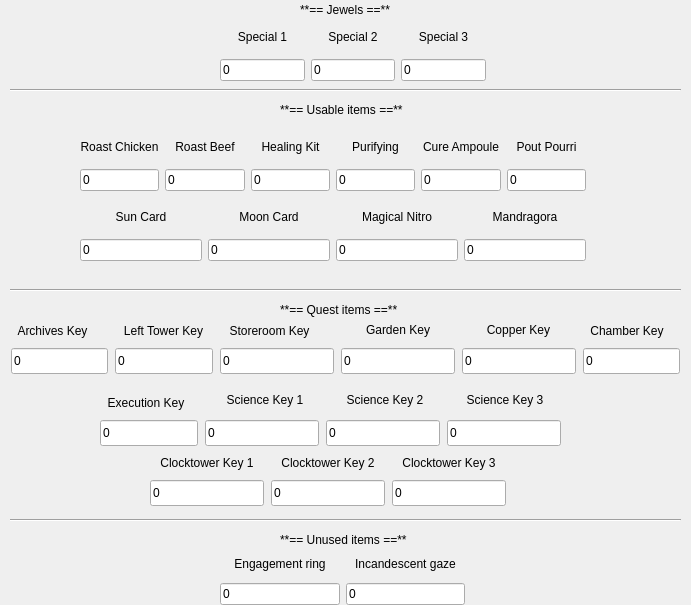
First picture: the form in ui/items.ui, repository blazkowolf/cv64_save_editor, before the edit.
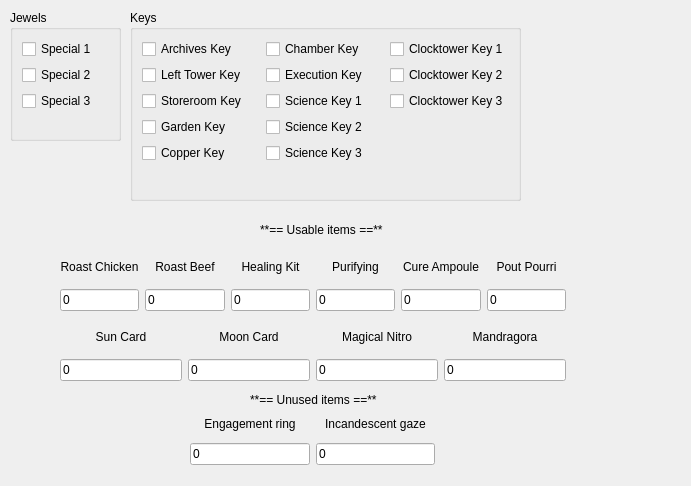
Second picture: the form after the edit.

Commit message: refactor: use checkboxes for unique items

```diff
--- a/ui/items.ui
+++ b/ui/items.ui
@@ -2,74 +2,19 @@
 <ui version="4.0">
  <class>ItemsForm</class>
  <widget class="QWidget" name="ItemsForm">
-  <widget class="QWidget" name="gridLayoutWidget_9">
-   <property name="geometry">
-    <rect>
-     <x>220</x>
-     <y>20</y>
-     <width>266</width>
-     <height>61</height>
-    </rect>
-   </property>
-   <layout class="QGridLayout" name="gridJewels">
-    <item row="1" column="4">
-     <widget class="QLabel" name="labelItemsSpecial3">
-      <property name="text">
-       <string>Special 3</string>
-      </property>
-      <property name="alignment">
-       <set>Qt::AlignmentFlag::AlignCenter</set>
-      </property>
-     </widget>
-    </item>
-    <item row="2" column="4">
-     <widget class="QLineEdit" name="leItemsSpecial3">
-      <property name="text">
-       <string>0</string>
-      </property>
-     </widget>
-    </item>
-    <item row="1" column="1">
-     <widget class="QLabel" name="labelItemsSpecial1">
-      <property name="text">
-       <string>Special 1</string>
-      </property>
-      <property name="alignment">
-       <set>Qt::AlignmentFlag::AlignCenter</set>
-      </property>
-     </widget>
-    </item>
-    <item row="2" column="3">
-     <widget class="QLineEdit" name="leItemsSpecial2">
-      <property name="text">
-       <string>0</string>
-      </property>
-     </widget>
-    </item>
-    <item row="2" column="1">
-     <widget class="QLineEdit" name="leItemsSpecial1">
-      <property name="text">
-       <string>0</string>
-      </property>
-     </widget>
-    </item>
-    <item row="1" column="3">
-     <widget class="QLabel" name="labelItemsSpecial2">
-      <property name="text">
-       <string>Special 2</string>
-      </property>
-      <property name="alignment">
-       <set>Qt::AlignmentFlag::AlignCenter</set>
-      </property>
-     </widget>
-    </item>
-   </layout>
-  </widget>
+  <property name="geometry">
+   <rect>
+    <x>0</x>
+    <y>0</y>
+    <width>691</width>
+    <height>486</height>
+   </rect>
+  </property>
   <widget class="QWidget" name="gridLayoutWidget_10">
    <property name="geometry">
     <rect>
-     <x>80</x>
-     <y>130</y>
+     <x>60</x>
+     <y>250</y>
      <width>506</width>
      <height>61</height>
     </rect>
@@ -182,8 +127,8 @@
   <widget class="QWidget" name="gridLayoutWidget_11">
    <property name="geometry">
     <rect>
-     <x>80</x>
-     <y>200</y>
+     <x>60</x>
+     <y>320</y>
      <width>506</width>
      <height>61</height>
     </rect>
@@ -262,8 +207,8 @@
   <widget class="QWidget" name="gridLayoutWidget_13">
    <property name="geometry">
     <rect>
-     <x>220</x>
-     <y>550</y>
+     <x>190</x>
+     <y>410</y>
      <width>245</width>
      <height>55</height>
     </rect>
@@ -308,8 +253,8 @@
   <widget class="QLabel" name="labelTitleUnusedItems">
    <property name="geometry">
     <rect>
-     <x>280</x>
-     <y>530</y>
+     <x>250</x>
+     <y>390</y>
      <width>151</width>
      <height>20</height>
     </rect>
@@ -321,82 +266,11 @@
     <enum>Qt::TextFormat::MarkdownText</enum>
    </property>
   </widget>
-  <widget class="QLabel" name="labelTitleJewels">
-   <property name="geometry">
-    <rect>
-     <x>300</x>
-     <y>0</y>
-     <width>101</width>
-     <height>20</height>
-    </rect>
-   </property>
-   <property name="text">
-    <string>**== Jewels ==**</string>
-   </property>
-   <property name="textFormat">
-    <enum>Qt::TextFormat::MarkdownText</enum>
-   </property>
-  </widget>
-  <widget class="QLabel" name="labelTitleQuestItems">
-   <property name="geometry">
-    <rect>
-     <x>280</x>
-     <y>300</y>
-     <width>151</width>
-     <height>20</height>
-    </rect>
-   </property>
-   <property name="text">
-    <string>**== Quest items ==**</string>
-   </property>
-   <property name="textFormat">
-    <enum>Qt::TextFormat::MarkdownText</enum>
-   </property>
-  </widget>
-  <widget class="Line" name="line_2">
-   <property name="geometry">
-    <rect>
-     <x>10</x>
-     <y>510</y>
-     <width>671</width>
-     <height>20</height>
-    </rect>
-   </property>
-   <property name="orientation">
-    <enum>Qt::Orientation::Horizontal</enum>
-   </property>
-  </widget>
-  <widget class="Line" name="line_3">
-   <property name="geometry">
-    <rect>
-     <x>10</x>
-     <y>280</y>
-     <width>671</width>
-     <height>20</height>
-    </rect>
-   </property>
-   <property name="orientation">
-    <enum>Qt::Orientation::Horizontal</enum>
-   </property>
-  </widget>
-  <widget class="Line" name="line_4">
-   <property name="geometry">
-    <rect>
-     <x>10</x>
-     <y>80</y>
-     <width>671</width>
-     <height>20</height>
-    </rect>
-   </property>
-   <property name="orientation">
-    <enum>Qt::Orientation::Horizontal</enum>
-   </property>
-  </widget>
   <widget class="QLabel" name="labelTitleUsableItems">
    <property name="geometry">
     <rect>
-     <x>280</x>
-     <y>100</y>
+     <x>260</x>
+     <y>220</y>
      <width>151</width>
      <height>20</height>
     </rect>
@@ -408,382 +282,181 @@
     <enum>Qt::TextFormat::MarkdownText</enum>
    </property>
   </widget>
-  <widget class="QLineEdit" name="leKeyGarden">
+  <widget class="QGroupBox" name="gbJewels">
    <property name="geometry">
     <rect>
-     <x>341</x>
-     <y>348</y>
-     <width>114</width>
-     <height>26</height>
+     <x>10</x>
+     <y>10</y>
+     <width>111</width>
+     <height>131</height>
     </rect>
    </property>
-   <property name="text">
-    <string>0</string>
+   <property name="title">
+    <string>Jewels</string>
    </property>
+   <layout class="QVBoxLayout" name="verticalLayout">
+    <item>
+     <layout class="QVBoxLayout" name="vlJewels">
+      <item>
+       <widget class="QCheckBox" name="chbSpecial1">
+        <property name="text">
+         <string>Special 1</string>
+        </property>
+       </widget>
+      </item>
+      <item>
+       <widget class="QCheckBox" name="chbSpecial2">
+        <property name="text">
+         <string>Special 2</string>
+        </property>
+       </widget>
+      </item>
+      <item>
+       <widget class="QCheckBox" name="chbSpecial3">
+        <property name="text">
+         <string>Special 3</string>
+        </property>
+       </widget>
+      </item>
+     </layout>
+    </item>
+    <item>
+     <spacer name="verticalSpacer_2">
+      <property name="orientation">
+       <enum>Qt::Orientation::Vertical</enum>
+      </property>
+      <property name="sizeHint" stdset="0">
+       <size>
+        <width>20</width>
+        <height>40</height>
+       </size>
+      </property>
+     </spacer>
+    </item>
+   </layout>
   </widget>
-  <widget class="QLabel" name="labelCopper">
+  <widget class="QGroupBox" name="gbKeys">
    <property name="geometry">
     <rect>
-     <x>480</x>
-     <y>320</y>
-     <width>77</width>
-     <height>20</height>
+     <x>130</x>
+     <y>10</y>
+     <width>391</width>
+     <height>191</height>
     </rect>
    </property>
-   <property name="text">
-    <string>Copper Key</string>
+   <property name="title">
+    <string>Keys</string>
    </property>
-   <property name="alignment">
-    <set>Qt::AlignmentFlag::AlignCenter</set>
-   </property>
-  </widget>
-  <widget class="QLabel" name="labelLeftTowerKey">
-   <property name="geometry">
-    <rect>
-     <x>115</x>
-     <y>321</y>
-     <width>97</width>
-     <height>20</height>
-    </rect>
-   </property>
-   <property name="text">
-    <string>Left Tower Key</string>
-   </property>
-   <property name="alignment">
-    <set>Qt::AlignmentFlag::AlignCenter</set>
-   </property>
-  </widget>
-  <widget class="QLabel" name="labelClockTower1">
-   <property name="geometry">
-    <rect>
-     <x>150</x>
-     <y>453</y>
-     <width>114</width>
-     <height>20</height>
-    </rect>
-   </property>
-   <property name="text">
-    <string>Clocktower Key 1</string>
-   </property>
-   <property name="alignment">
-    <set>Qt::AlignmentFlag::AlignCenter</set>
-   </property>
-  </widget>
-  <widget class="QLabel" name="labelExecution">
-   <property name="geometry">
-    <rect>
-     <x>100</x>
-     <y>393</y>
-     <width>92</width>
-     <height>20</height>
-    </rect>
-   </property>
-   <property name="text">
-    <string>Execution Key</string>
-   </property>
-   <property name="alignment">
-    <set>Qt::AlignmentFlag::AlignCenter</set>
-   </property>
-  </widget>
-  <widget class="QLabel" name="labelScience1">
-   <property name="geometry">
-    <rect>
-     <x>220</x>
-     <y>390</y>
-     <width>90</width>
-     <height>20</height>
-    </rect>
-   </property>
-   <property name="text">
-    <string>Science Key 1</string>
-   </property>
-   <property name="alignment">
-    <set>Qt::AlignmentFlag::AlignCenter</set>
-   </property>
-  </widget>
-  <widget class="QLabel" name="labelScience3">
-   <property name="geometry">
-    <rect>
-     <x>460</x>
-     <y>390</y>
-     <width>90</width>
-     <height>20</height>
-    </rect>
-   </property>
-   <property name="text">
-    <string>Science Key 3</string>
-   </property>
-   <property name="alignment">
-    <set>Qt::AlignmentFlag::AlignCenter</set>
-   </property>
-  </widget>
-  <widget class="QLabel" name="labelClockTower3">
-   <property name="geometry">
-    <rect>
-     <x>392</x>
-     <y>453</y>
-     <width>114</width>
-     <height>20</height>
-    </rect>
-   </property>
-   <property name="text">
-    <string>Clocktower Key 3</string>
-   </property>
-   <property name="alignment">
-    <set>Qt::AlignmentFlag::AlignCenter</set>
-   </property>
-  </widget>
-  <widget class="QLabel" name="labelClockTower2">
-   <property name="geometry">
-    <rect>
-     <x>271</x>
-     <y>453</y>
-     <width>114</width>
-     <height>20</height>
-    </rect>
-   </property>
-   <property name="text">
-    <string>Clocktower Key 2</string>
-   </property>
-   <property name="alignment">
-    <set>Qt::AlignmentFlag::AlignCenter</set>
-   </property>
-  </widget>
-  <widget class="QLineEdit" name="leKeyChamber">
-   <property name="geometry">
-    <rect>
-     <x>583</x>
-     <y>348</y>
-     <width>97</width>
-     <height>26</height>
-    </rect>
-   </property>
-   <property name="text">
-    <string>0</string>
-   </property>
-  </widget>
-  <widget class="QLineEdit" name="leKeyArchives">
-   <property name="geometry">
-    <rect>
-     <x>11</x>
-     <y>348</y>
-     <width>97</width>
-     <height>26</height>
-    </rect>
-   </property>
-   <property name="text">
-    <string>0</string>
-   </property>
-  </widget>
-  <widget class="QLineEdit" name="leKeyClocktower2">
-   <property name="geometry">
-    <rect>
-     <x>271</x>
-     <y>480</y>
-     <width>114</width>
-     <height>26</height>
-    </rect>
-   </property>
-   <property name="text">
-    <string>0</string>
-   </property>
-  </widget>
-  <widget class="QLineEdit" name="leKeyCopper">
-   <property name="geometry">
-    <rect>
-     <x>462</x>
-     <y>348</y>
-     <width>114</width>
-     <height>26</height>
-    </rect>
-   </property>
-   <property name="text">
-    <string>0</string>
-   </property>
-  </widget>
-  <widget class="QLabel" name="labelGardenKey">
-   <property name="geometry">
-    <rect>
-     <x>360</x>
-     <y>320</y>
-     <width>76</width>
-     <height>20</height>
-    </rect>
-   </property>
-   <property name="text">
-    <string>Garden Key</string>
-   </property>
-   <property name="alignment">
-    <set>Qt::AlignmentFlag::AlignCenter</set>
-   </property>
-  </widget>
-  <widget class="QLabel" name="labelChamber">
-   <property name="geometry">
-    <rect>
-     <x>583</x>
-     <y>321</y>
-     <width>88</width>
-     <height>20</height>
-    </rect>
-   </property>
-   <property name="text">
-    <string>Chamber Key</string>
-   </property>
-   <property name="alignment">
-    <set>Qt::AlignmentFlag::AlignCenter</set>
-   </property>
-  </widget>
-  <widget class="QLineEdit" name="leKeyScience1">
-   <property name="geometry">
-    <rect>
-     <x>205</x>
-     <y>420</y>
-     <width>114</width>
-     <height>26</height>
-    </rect>
-   </property>
-   <property name="text">
-    <string>0</string>
-   </property>
-  </widget>
-  <widget class="QLineEdit" name="leKeyClocktower1">
-   <property name="geometry">
-    <rect>
-     <x>150</x>
-     <y>480</y>
-     <width>114</width>
-     <height>26</height>
-    </rect>
-   </property>
-   <property name="text">
-    <string>0</string>
-   </property>
-  </widget>
-  <widget class="QLineEdit" name="leKeyStoreroom">
-   <property name="geometry">
-    <rect>
-     <x>220</x>
-     <y>348</y>
-     <width>114</width>
-     <height>26</height>
-    </rect>
-   </property>
-   <property name="text">
-    <string>0</string>
-   </property>
-  </widget>
-  <widget class="QLabel" name="labelStoreroom">
-   <property name="geometry">
-    <rect>
-     <x>220</x>
-     <y>321</y>
-     <width>99</width>
-     <height>20</height>
-    </rect>
-   </property>
-   <property name="text">
-    <string>Storeroom Key</string>
-   </property>
-   <property name="alignment">
-    <set>Qt::AlignmentFlag::AlignCenter</set>
-   </property>
-  </widget>
-  <widget class="QLineEdit" name="leKeyScience2">
-   <property name="geometry">
-    <rect>
-     <x>326</x>
-     <y>420</y>
-     <width>114</width>
-     <height>26</height>
-    </rect>
-   </property>
-   <property name="text">
-    <string>0</string>
-   </property>
-  </widget>
-  <widget class="QLineEdit" name="leKeyLeftTower">
-   <property name="geometry">
-    <rect>
-     <x>115</x>
-     <y>348</y>
-     <width>98</width>
-     <height>26</height>
-    </rect>
-   </property>
-   <property name="text">
-    <string>0</string>
-   </property>
-  </widget>
-  <widget class="QLabel" name="labelScience2">
-   <property name="geometry">
-    <rect>
-     <x>340</x>
-     <y>390</y>
-     <width>90</width>
-     <height>20</height>
-    </rect>
-   </property>
-   <property name="text">
-    <string>Science Key 2</string>
-   </property>
-   <property name="alignment">
-    <set>Qt::AlignmentFlag::AlignCenter</set>
-   </property>
-  </widget>
-  <widget class="QLineEdit" name="leKeyScience3">
-   <property name="geometry">
-    <rect>
-     <x>447</x>
-     <y>420</y>
-     <width>114</width>
-     <height>26</height>
-    </rect>
-   </property>
-   <property name="text">
-    <string>0</string>
-   </property>
-  </widget>
-  <widget class="QLabel" name="labelArchivesKey">
-   <property name="geometry">
-    <rect>
-     <x>11</x>
-     <y>321</y>
-     <width>83</width>
-     <height>20</height>
-    </rect>
-   </property>
-   <property name="text">
-    <string>Archives Key</string>
-   </property>
-   <property name="alignment">
-    <set>Qt::AlignmentFlag::AlignCenter</set>
-   </property>
-  </widget>
-  <widget class="QLineEdit" name="leKeyClocktower3">
-   <property name="geometry">
-    <rect>
-     <x>392</x>
-     <y>480</y>
-     <width>114</width>
-     <height>26</height>
-    </rect>
-   </property>
-   <property name="text">
-    <string>0</string>
-   </property>
-  </widget>
-  <widget class="QLineEdit" name="leKeyExecution">
-   <property name="geometry">
-    <rect>
-     <x>100</x>
-     <y>420</y>
-     <width>98</width>
-     <height>26</height>
-    </rect>
-   </property>
-   <property name="text">
-    <string>0</string>
-   </property>
+   <layout class="QVBoxLayout" name="verticalLayout_2">
+    <item>
+     <layout class="QGridLayout" name="glKeys">
+      <item row="0" column="0">
+       <widget class="QCheckBox" name="chbArchivesKey">
+        <property name="text">
+         <string>Archives Key</string>
+        </property>
+       </widget>
+      </item>
+      <item row="0" column="1">
+       <widget class="QCheckBox" name="chbChamberKey">
+        <property name="text">
+         <string>Chamber Key</string>
+        </property>
+       </widget>
+      </item>
+      <item row="0" column="2">
+       <widget class="QCheckBox" name="chbClocktowerKey1">
+        <property name="text">
+         <string>Clocktower Key 1</string>
+        </property>
+       </widget>
+      </item>
+      <item row="1" column="0">
+       <widget class="QCheckBox" name="chbLeftTowerKey">
+        <property name="text">
+         <string>Left Tower Key</string>
+        </property>
+       </widget>
+      </item>
+      <item row="1" column="1">
+       <widget class="QCheckBox" name="chbExecutionKey">
+        <property name="text">
+         <string>Execution Key</string>
+        </property>
+       </widget>
+      </item>
+      <item row="1" column="2">
+       <widget class="QCheckBox" name="chbClocktowerKey2">
+        <property name="text">
+         <string>Clocktower Key 2</string>
+        </property>
+       </widget>
+      </item>
+      <item row="2" column="0">
+       <widget class="QCheckBox" name="chbStoreroomKey">
+        <property name="text">
+         <string>Storeroom Key</string>
+        </property>
+       </widget>
+      </item>
+      <item row="2" column="1">
+       <widget class="QCheckBox" name="chbScienceKey1">
+        <property name="text">
+         <string>Science Key 1</string>
+        </property>
+       </widget>
+      </item>
+      <item row="2" column="2">
+       <widget class="QCheckBox" name="chbClocktowerKey3">
+        <property name="text">
+         <string>Clocktower Key 3</string>
+        </property>
+       </widget>
+      </item>
+      <item row="3" column="0">
+       <widget class="QCheckBox" name="chbGardenKey">
+        <property name="text">
+         <string>Garden Key</string>
+        </property>
+       </widget>
+      </item>
+      <item row="3" column="1">
+       <widget class="QCheckBox" name="chbScienceKey2">
+        <property name="text">
+         <string>Science Key 2</string>
+        </property>
+       </widget>
+      </item>
+      <item row="4" column="0">
+       <widget class="QCheckBox" name="chbCopperKey">
+        <property name="text">
+         <string>Copper Key</string>
+        </property>
+       </widget>
+      </item>
+      <item row="4" column="1">
+       <widget class="QCheckBox" name="chbScienceKey3">
+        <property name="text">
+         <string>Science Key 3</string>
+        </property>
+       </widget>
+      </item>
+     </layout>
+    </item>
+    <item>
+     <spacer name="verticalSpacer">
+      <property name="orientation">
+       <enum>Qt::Orientation::Vertical</enum>
+      </property>
+      <property name="sizeHint" stdset="0">
+       <size>
+        <width>20</width>
+        <height>40</height>
+       </size>
+      </property>
+     </spacer>
+    </item>
+   </layout>
   </widget>
  </widget>
  <resources/>
```
The commit also changes 2 other files.
